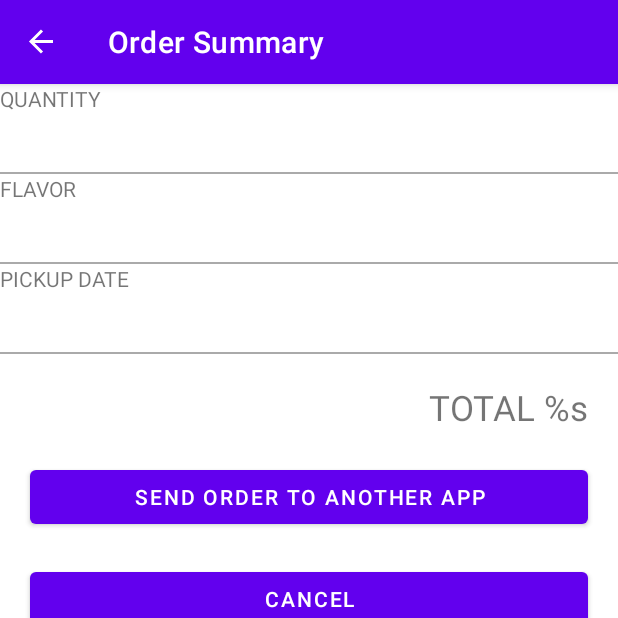
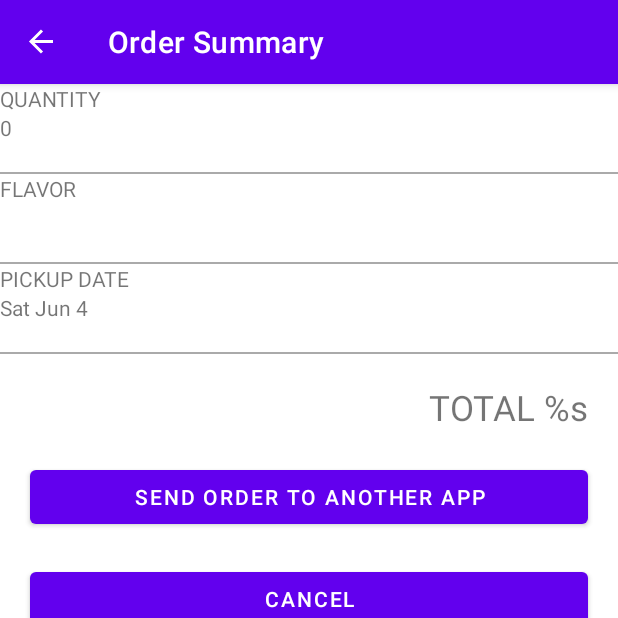
Before and after one commit to gogamid/Cupcake, an Android app: the SummaryFragment screen opened through its navigation route, on a phone screen of 412 x 824 dp, the top half of it. Run offline under Robolectric (Android 15) with nearby library versions, the phone set to English and light mode, and no system bars; our stand-ins replace data binding, navigation-ui.

Commit message:
feat: use binding expressions for summary fragment

```diff
--- a/app/src/main/java/com/example/cupcake/fragments/SummaryFragment.kt
+++ b/app/src/main/java/com/example/cupcake/fragments/SummaryFragment.kt
@@ -5,16 +5,31 @@ import androidx.fragment.app.Fragment
 import android.view.LayoutInflater
 import android.view.View
 import android.view.ViewGroup
+import androidx.databinding.DataBindingUtil
+import androidx.fragment.app.activityViewModels
 import com.example.cupcake.R
+import com.example.cupcake.databinding.FragmentSummaryBinding
+import com.example.cupcake.model.OrderViewModel
 
 
 class SummaryFragment : Fragment() {
 
+  private val sharedViewModel: OrderViewModel by activityViewModels()
+  private lateinit var binding: FragmentSummaryBinding
+
   override fun onCreateView(
     inflater: LayoutInflater, container: ViewGroup?,
     savedInstanceState: Bundle?
-  ): View? {
+  ): View {
     // Inflate the layout for this fragment
-    return inflater.inflate(R.layout.fragment_summary, container, false)
+    binding = DataBindingUtil.inflate(inflater, R.layout.fragment_summary, container, false)
+    return binding.root
+  }
+
+
+  override fun onViewCreated(view: View, savedInstanceState: Bundle?) {
+    super.onViewCreated(view, savedInstanceState)
+    binding.viewModel = sharedViewModel
+    binding.lifecycleOwner = viewLifecycleOwner
   }
 }
--- a/app/src/main/res/layout/fragment_summary.xml
+++ b/app/src/main/res/layout/fragment_summary.xml
@@ -1,8 +1,17 @@
 <?xml version="1.0" encoding="utf-8"?>
 
-<ScrollView xmlns:android="http://schemas.android.com/apk/res/android"
+<layout xmlns:android="http://schemas.android.com/apk/res/android"
     xmlns:app="http://schemas.android.com/apk/res-auto"
-    xmlns:tools="http://schemas.android.com/tools"
+    xmlns:tools="http://schemas.android.com/tools">
+
+    <data>
+
+        <variable
+            name="viewModel"
+            type="com.example.cupcake.model.OrderViewModel" />
+    </data>
+
+    <ScrollView
         android:layout_width="match_parent"
         android:layout_height="match_parent"
         tools:context=".fragments.SummaryFragment">
@@ -26,6 +35,7 @@
                 android:layout_height="wrap_content"
                 app:layout_constraintStart_toStartOf="@+id/quantity_tv"
                 app:layout_constraintTop_toBottomOf="@+id/quantity_tv"
+                android:text="@{viewModel.quantity.toString()}"
                 tools:text="12" />
 
             <View
@@ -50,6 +60,7 @@
                 android:layout_height="wrap_content"
                 app:layout_constraintStart_toStartOf="@+id/flavor_tv"
                 app:layout_constraintTop_toBottomOf="@+id/flavor_tv"
+                android:text="@{viewModel.flavor}"
                 tools:text="Chocolate" />
 
             <View
@@ -74,6 +85,7 @@
                 android:layout_height="wrap_content"
                 app:layout_constraintStart_toStartOf="@+id/date_tv"
                 app:layout_constraintTop_toBottomOf="@+id/date_tv"
+                android:text="@{viewModel.date}"
                 tools:text="Dec 12" />
 
             <View
@@ -116,3 +128,4 @@
                 app:layout_constraintTop_toBottomOf="@+id/total_tv" />
         </androidx.constraintlayout.widget.ConstraintLayout>
     </ScrollView>
+</layout>
```
Lines whose indentation alone changed are shown as unchanged.
